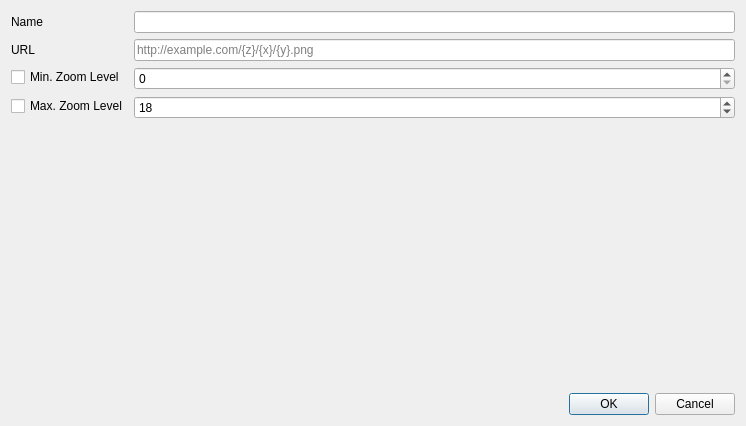
Before: the Qt Designer form src/ui/qgsxyzconnectiondialog.ui in qgis/QGIS, drawn with Qt 5.
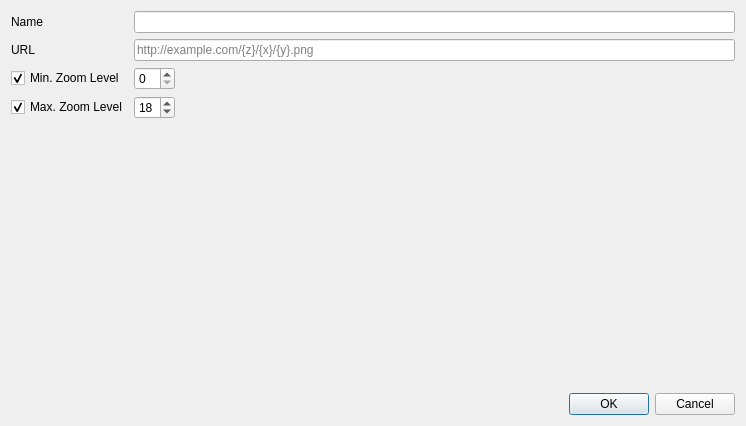
After: the same form once the commit is applied.

Commit message: Update UI for XYZ Connection.

Diff of the .ui file:
```diff
--- a/src/ui/qgsxyzconnectiondialog.ui
+++ b/src/ui/qgsxyzconnectiondialog.ui
@@ -15,24 +15,7 @@
   </property>
   <layout class="QVBoxLayout" name="verticalLayout">
    <item>
-    <layout class="QFormLayout" name="formLayout">
-     <item row="0" column="0">
-      <widget class="QLabel" name="label">
-       <property name="text">
-        <string>Name</string>
-       </property>
-      </widget>
-     </item>
-     <item row="0" column="1">
-      <widget class="QLineEdit" name="mEditName"/>
-     </item>
-     <item row="1" column="0">
-      <widget class="QLabel" name="label_2">
-       <property name="text">
-        <string>URL</string>
-       </property>
-      </widget>
-     </item>
+    <layout class="QGridLayout" name="gridLayout">
      <item row="1" column="1">
       <widget class="QLineEdit" name="mEditUrl">
        <property name="placeholderText">
@@ -40,32 +23,81 @@
        </property>
       </widget>
      </item>
+     <item row="1" column="0">
+      <widget class="QLabel" name="label_2">
+       <property name="text">
+        <string>URL</string>
+       </property>
+      </widget>
+     </item>
      <item row="2" column="0">
       <widget class="QCheckBox" name="mCheckBoxZMin">
        <property name="text">
         <string>Min. Zoom Level</string>
        </property>
+       <property name="checked">
+        <bool>true</bool>
+       </property>
+      </widget>
+     </item>
+     <item row="0" column="0">
+      <widget class="QLabel" name="label">
+       <property name="text">
+        <string>Name</string>
+       </property>
       </widget>
      </item>
      <item row="2" column="1">
-      <widget class="QSpinBox" name="mSpinZMin"/>
+      <widget class="QSpinBox" name="mSpinZMin">
+       <property name="sizePolicy">
+        <sizepolicy hsizetype="Maximum" vsizetype="Fixed">
+         <horstretch>0</horstretch>
+         <verstretch>0</verstretch>
+        </sizepolicy>
+       </property>
+      </widget>
      </item>
      <item row="3" column="0">
       <widget class="QCheckBox" name="mCheckBoxZMax">
        <property name="text">
         <string>Max. Zoom Level</string>
        </property>
+       <property name="checked">
+        <bool>true</bool>
+       </property>
       </widget>
      </item>
      <item row="3" column="1">
       <widget class="QSpinBox" name="mSpinZMax">
+       <property name="sizePolicy">
+        <sizepolicy hsizetype="Maximum" vsizetype="Fixed">
+         <horstretch>0</horstretch>
+         <verstretch>0</verstretch>
+        </sizepolicy>
+       </property>
        <property name="value">
         <number>18</number>
        </property>
       </widget>
      </item>
+     <item row="0" column="1">
+      <widget class="QLineEdit" name="mEditName"/>
+     </item>
     </layout>
    </item>
+   <item>
+    <spacer name="verticalSpacer">
+     <property name="orientation">
+      <enum>Qt::Vertical</enum>
+     </property>
+     <property name="sizeHint" stdset="0">
+      <size>
+       <width>20</width>
+       <height>40</height>
+      </size>
+     </property>
+    </spacer>
+   </item>
    <item>
     <widget class="QDialogButtonBox" name="buttonBox">
      <property name="orientation">
```
The commit also changes 2 other files.
